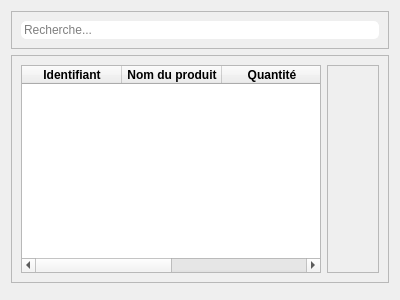
Above: etatstock.ui from Totelof10/tsena before the change. Below: the same form after it.
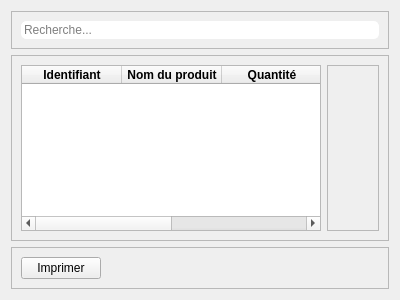
That is the form after the change. Icons and pictures are not drawn.

```diff
--- a/etatstock.ui
+++ b/etatstock.ui
@@ -138,6 +138,28 @@
      <property name="frameShadow">
       <enum>QFrame::Shadow::Raised</enum>
      </property>
+     <layout class="QHBoxLayout" name="horizontalLayout_3">
+      <item>
+       <widget class="QPushButton" name="btnImprimerStock">
+        <property name="text">
+         <string>Imprimer</string>
+        </property>
+       </widget>
+      </item>
+      <item>
+       <spacer name="horizontalSpacer">
+        <property name="orientation">
+         <enum>Qt::Orientation::Horizontal</enum>
+        </property>
+        <property name="sizeHint" stdset="0">
+         <size>
+          <width>40</width>
+          <height>20</height>
+         </size>
+        </property>
+       </spacer>
+      </item>
+     </layout>
     </widget>
    </item>
   </layout>
```
